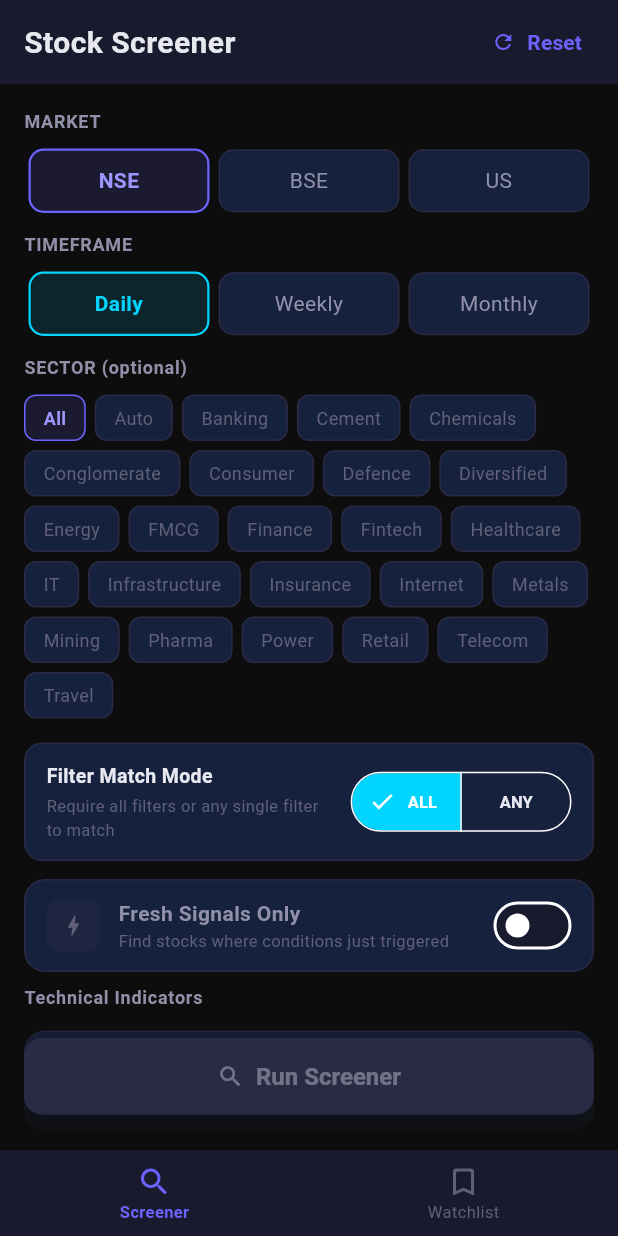
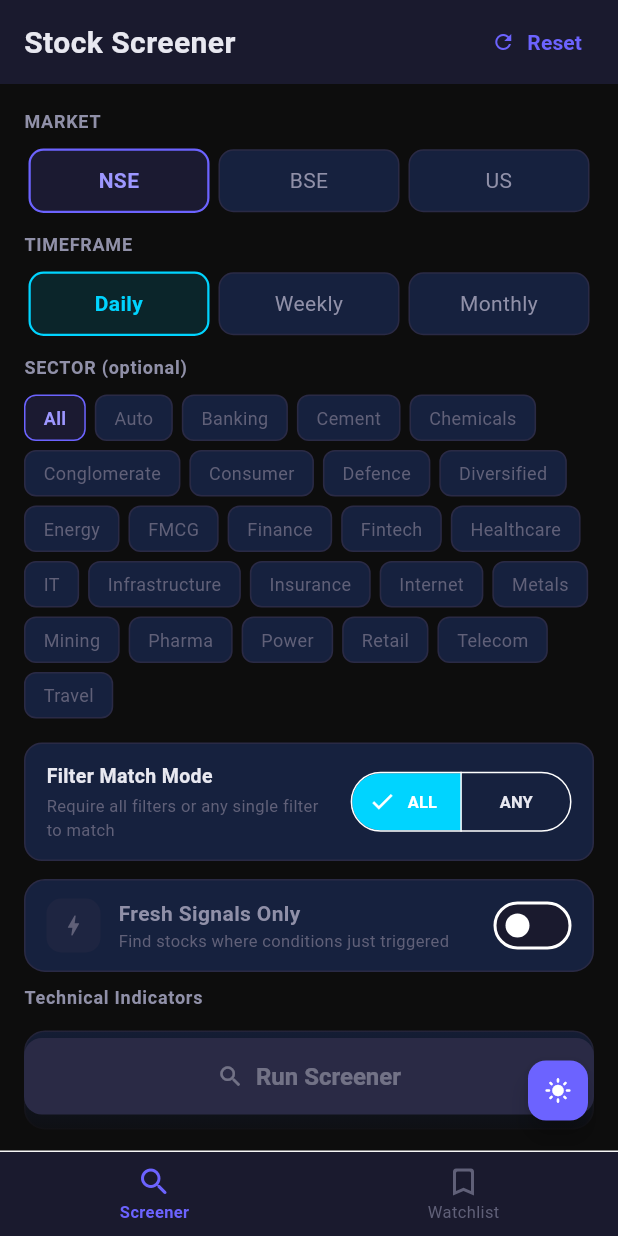
Before and after one commit to ketanparikh/stockX, a Flutter app: the screen it shows after launch, on a phone screen of 412 x 824 dp. Run offline on Flutter 3.47's test engine with Material 3 defaults, Android fonts, the phone set to English and light mode, and no system bars; our stand-ins replace dio, flutter_riverpod, go_router, shared_preferences.

Commit message:
feat: add light/dark theme toggle with persistence
Made-with: Cursor

```diff
--- a/lib/app.dart
+++ b/lib/app.dart
@@ -1,6 +1,8 @@
 import 'package:flutter/material.dart';
+import 'package:flutter_riverpod/flutter_riverpod.dart';
 import 'package:go_router/go_router.dart';
 import 'models/screener_result.dart';
+import 'providers/theme_provider.dart';
 import 'screens/home_screen.dart';
 import 'screens/results_screen.dart';
 import 'screens/stock_detail_screen.dart';
@@ -38,15 +40,18 @@ final _router = GoRouter(
   ],
 );
 
-class StockXApp extends StatelessWidget {
+class StockXApp extends ConsumerWidget {
   const StockXApp({super.key});
 
   @override
-  Widget build(BuildContext context) {
+  Widget build(BuildContext context, WidgetRef ref) {
+    final themeMode = ref.watch(themeModeProvider);
     return MaterialApp.router(
       title: 'StockX Screener',
       debugShowCheckedModeBanner: false,
-      theme: AppTheme.dark,
+      theme: AppTheme.light,
+      darkTheme: AppTheme.dark,
+      themeMode: themeMode,
       routerConfig: _router,
     );
   }
--- /dev/null
+++ b/lib/providers/theme_provider.dart
@@ -0,0 +1,31 @@
+import 'package:flutter/material.dart';
+import 'package:flutter_riverpod/flutter_riverpod.dart';
+import 'package:shared_preferences/shared_preferences.dart';
+
+class ThemeModeNotifier extends StateNotifier<ThemeMode> {
+  static const _key = 'theme_mode';
+
+  ThemeModeNotifier() : super(ThemeMode.dark) {
+    _load();
+  }
+
+  Future<void> _load() async {
+    final prefs = await SharedPreferences.getInstance();
+    final saved = prefs.getString(_key);
+    if (saved == 'light') state = ThemeMode.light;
+    if (saved == 'dark')  state = ThemeMode.dark;
+  }
+
+  Future<void> toggle() async {
+    state = state == ThemeMode.dark ? ThemeMode.light : ThemeMode.dark;
+    final prefs = await SharedPreferences.getInstance();
+    await prefs.setString(_key, state == ThemeMode.dark ? 'dark' : 'light');
+  }
+
+  bool get isDark => state == ThemeMode.dark;
+}
+
+final themeModeProvider =
+    StateNotifierProvider<ThemeModeNotifier, ThemeMode>(
+  (ref) => ThemeModeNotifier(),
+);
--- a/lib/screens/home_screen.dart
+++ b/lib/screens/home_screen.dart
@@ -1,6 +1,6 @@
 import 'package:flutter/material.dart';
 import 'package:flutter_riverpod/flutter_riverpod.dart';
-import '../theme/app_colors.dart';
+import '../providers/theme_provider.dart';
 import 'screener_screen.dart';
 import 'watchlist_screen.dart';
 
@@ -21,23 +21,30 @@ class _HomeScreenState extends ConsumerState<HomeScreen> {
 
   @override
   Widget build(BuildContext context) {
+    final isDark = ref.watch(themeModeProvider.notifier).isDark;
+    final scheme = Theme.of(context).colorScheme;
+    final surfaceColor = Theme.of(context).appBarTheme.backgroundColor ??
+        Theme.of(context).colorScheme.surface;
+
     return Scaffold(
       body: IndexedStack(
         index: _currentIndex,
         children: _screens,
       ),
       bottomNavigationBar: Container(
-        decoration: const BoxDecoration(
+        decoration: BoxDecoration(
           border: Border(
-            top: BorderSide(color: AppColors.divider),
+            top: BorderSide(
+              color: Theme.of(context).dividerColor,
+            ),
           ),
         ),
         child: BottomNavigationBar(
           currentIndex: _currentIndex,
           onTap: (i) => setState(() => _currentIndex = i),
-          backgroundColor: AppColors.surface,
-          selectedItemColor: AppColors.primary,
-          unselectedItemColor: AppColors.textMuted,
+          backgroundColor: surfaceColor,
+          selectedItemColor: scheme.primary,
+          unselectedItemColor: Theme.of(context).textTheme.bodySmall?.color,
           selectedLabelStyle: const TextStyle(
             fontSize: 11,
             fontWeight: FontWeight.w600,
@@ -58,6 +65,17 @@ class _HomeScreenState extends ConsumerState<HomeScreen> {
           ],
         ),
       ),
+      // Floating theme toggle button — bottom-right corner
+      floatingActionButton: FloatingActionButton.small(
+        onPressed: () => ref.read(themeModeProvider.notifier).toggle(),
+        backgroundColor: scheme.primary,
+        foregroundColor: Colors.white,
+        tooltip: isDark ? 'Switch to Light Mode' : 'Switch to Dark Mode',
+        child: Icon(
+          isDark ? Icons.light_mode_rounded : Icons.dark_mode_rounded,
+          size: 18,
+        ),
+      ),
     );
   }
 }
--- a/lib/theme/app_theme.dart
+++ b/lib/theme/app_theme.dart
@@ -2,108 +2,191 @@ import 'package:flutter/material.dart';
 import 'app_colors.dart';
 
 class AppTheme {
-  static ThemeData get dark {
+  // ── Dark ──────────────────────────────────────────────────────────────────
+
+  static ThemeData get dark => _build(Brightness.dark, _darkScheme, _darkSurfaces);
+
+  static const _darkScheme = ColorScheme.dark(
+    primary: AppColors.primary,
+    secondary: AppColors.accent,
+    surface: AppColors.surface,
+    error: AppColors.bearish,
+    onPrimary: Colors.white,
+    onSecondary: Colors.white,
+    onSurface: AppColors.textPrimary,
+  );
+
+  static const _darkSurfaces = _SurfaceTokens(
+    scaffold: AppColors.background,
+    appBar: AppColors.surface,
+    card: AppColors.card,
+    surfaceVariant: AppColors.surfaceVariant,
+    border: AppColors.border,
+    divider: AppColors.divider,
+    textPrimary: AppColors.textPrimary,
+    textSecondary: AppColors.textSecondary,
+    textMuted: AppColors.textMuted,
+    fillColor: AppColors.surfaceVariant,
+    sliderInactive: AppColors.border,
+  );
+
+  // ── Light ─────────────────────────────────────────────────────────────────
+
+  static ThemeData get light => _build(Brightness.light, _lightScheme, _lightSurfaces);
+
+  static const _lightScheme = ColorScheme.light(
+    primary: Color(0xFF5B52E0),       // slightly deeper purple for contrast on white
+    secondary: Color(0xFF0099BB),
+    surface: Color(0xFFFFFFFF),
+    error: AppColors.bearish,
+    onPrimary: Colors.white,
+    onSecondary: Colors.white,
+    onSurface: Color(0xFF111128),
+  );
+
+  static const _lightSurfaces = _SurfaceTokens(
+    scaffold: Color(0xFFF4F4FB),
+    appBar: Color(0xFFFFFFFF),
+    card: Color(0xFFFFFFFF),
+    surfaceVariant: Color(0xFFF0F0F8),
+    border: Color(0xFFDDDDEE),
+    divider: Color(0xFFEAEAF5),
+    textPrimary: Color(0xFF111128),
+    textSecondary: Color(0xFF44445A),
+    textMuted: Color(0xFF8888A0),
+    fillColor: Color(0xFFF0F0F8),
+    sliderInactive: Color(0xFFCCCCDD),
+  );
+
+  // ── Builder ───────────────────────────────────────────────────────────────
+
+  static ThemeData _build(
+    Brightness brightness,
+    ColorScheme scheme,
+    _SurfaceTokens t,
+  ) {
     return ThemeData(
       useMaterial3: true,
-      brightness: Brightness.dark,
-      colorScheme: const ColorScheme.dark(
-        primary: AppColors.primary,
-        secondary: AppColors.accent,
-        surface: AppColors.surface,
-        error: AppColors.bearish,
-        onPrimary: Colors.white,
-        onSecondary: Colors.white,
-        onSurface: AppColors.textPrimary,
-      ),
-      scaffoldBackgroundColor: AppColors.background,
-      appBarTheme: const AppBarTheme(
-        backgroundColor: AppColors.surface,
-        foregroundColor: AppColors.textPrimary,
+      brightness: brightness,
+      colorScheme: scheme,
+      scaffoldBackgroundColor: t.scaffold,
+      appBarTheme: AppBarTheme(
+        backgroundColor: t.appBar,
+        foregroundColor: t.textPrimary,
         elevation: 0,
         centerTitle: false,
         titleTextStyle: TextStyle(
-          color: AppColors.textPrimary,
+          color: t.textPrimary,
           fontSize: 20,
           fontWeight: FontWeight.w700,
           letterSpacing: 0.3,
         ),
+        surfaceTintColor: Colors.transparent,
       ),
       cardTheme: CardThemeData(
-        color: AppColors.card,
+        color: t.card,
         elevation: 0,
         shape: RoundedRectangleBorder(
           borderRadius: BorderRadius.circular(16),
-          side: const BorderSide(color: AppColors.border, width: 1),
+          side: BorderSide(color: t.border),
         ),
         margin: EdgeInsets.zero,
       ),
       chipTheme: ChipThemeData(
-        backgroundColor: AppColors.surfaceVariant,
-        selectedColor: AppColors.primary.withOpacity(0.25),
-        labelStyle: const TextStyle(color: AppColors.textSecondary, fontSize: 12),
-        secondaryLabelStyle: const TextStyle(color: AppColors.primaryLight, fontSize: 12),
+        backgroundColor: t.surfaceVariant,
+        selectedColor: scheme.primary.withOpacity(0.15),
+        labelStyle: TextStyle(color: t.textSecondary, fontSize: 12),
+        secondaryLabelStyle: TextStyle(color: scheme.primary, fontSize: 12),
         shape: RoundedRectangleBorder(
           borderRadius: BorderRadius.circular(8),
-          side: const BorderSide(color: AppColors.border),
+          side: BorderSide(color: t.border),
         ),
         padding: const EdgeInsets.symmetric(horizontal: 8, vertical: 4),
       ),
-      dividerTheme: const DividerThemeData(
-        color: AppColors.divider,
-        thickness: 1,
-      ),
+      dividerTheme: DividerThemeData(color: t.divider, thickness: 1),
       inputDecorationTheme: InputDecorationTheme(
         filled: true,
-        fillColor: AppColors.surfaceVariant,
-        hintStyle: const TextStyle(color: AppColors.textMuted),
-        labelStyle: const TextStyle(color: AppColors.textSecondary),
+        fillColor: t.fillColor,
+        hintStyle: TextStyle(color: t.textMuted),
+        labelStyle: TextStyle(color: t.textSecondary),
         border: OutlineInputBorder(
           borderRadius: BorderRadius.circular(12),
-          borderSide: const BorderSide(color: AppColors.border),
+          borderSide: BorderSide(color: t.border),
         ),
         enabledBorder: OutlineInputBorder(
           borderRadius: BorderRadius.circular(12),
-          borderSide: const BorderSide(color: AppColors.border),
+          borderSide: BorderSide(color: t.border),
         ),
         focusedBorder: OutlineInputBorder(
           borderRadius: BorderRadius.circular(12),
-          borderSide: const BorderSide(color: AppColors.primary, width: 1.5),
+          borderSide: BorderSide(color: scheme.primary, width: 1.5),
         ),
         contentPadding: const EdgeInsets.symmetric(horizontal: 16, vertical: 14),
       ),
       elevatedButtonTheme: ElevatedButtonThemeData(
         style: ElevatedButton.styleFrom(
-          backgroundColor: AppColors.primary,
+          backgroundColor: scheme.primary,
           foregroundColor: Colors.white,
           elevation: 0,
           shape: RoundedRectangleBorder(borderRadius: BorderRadius.circular(12)),
           padding: const EdgeInsets.symmetric(horizontal: 24, vertical: 14),
           textStyle: const TextStyle(fontSize: 15, fontWeight: FontWeight.w600),
+          disabledBackgroundColor: t.border,
         ),
       ),
       textButtonTheme: TextButtonThemeData(
         style: TextButton.styleFrom(
-          foregroundColor: AppColors.primary,
+          foregroundColor: scheme.primary,
           shape: RoundedRectangleBorder(borderRadius: BorderRadius.circular(8)),
         ),
       ),
-      sliderTheme: const SliderThemeData(
-        activeTrackColor: AppColors.primary,
-        thumbColor: AppColors.primary,
-        inactiveTrackColor: AppColors.border,
-        overlayColor: Color(0x206C63FF),
+      sliderTheme: SliderThemeData(
+        activeTrackColor: scheme.primary,
+        thumbColor: scheme.primary,
+        inactiveTrackColor: t.sliderInactive,
+        overlayColor: scheme.primary.withOpacity(0.12),
+        trackHeight: 3,
       ),
-      textTheme: const TextTheme(
-        displayLarge: TextStyle(color: AppColors.textPrimary, fontWeight: FontWeight.w800),
-        displayMedium: TextStyle(color: AppColors.textPrimary, fontWeight: FontWeight.w700),
-        titleLarge: TextStyle(color: AppColors.textPrimary, fontWeight: FontWeight.w700, fontSize: 18),
-        titleMedium: TextStyle(color: AppColors.textPrimary, fontWeight: FontWeight.w600, fontSize: 16),
-        titleSmall: TextStyle(color: AppColors.textSecondary, fontWeight: FontWeight.w500, fontSize: 13),
-        bodyLarge: TextStyle(color: AppColors.textPrimary, fontSize: 15),
-        bodyMedium: TextStyle(color: AppColors.textSecondary, fontSize: 13),
-        bodySmall: TextStyle(color: AppColors.textMuted, fontSize: 11),
-        labelLarge: TextStyle(color: AppColors.textPrimary, fontSize: 14, fontWeight: FontWeight.w600),
+      textTheme: TextTheme(
+        displayLarge:  TextStyle(color: t.textPrimary,   fontWeight: FontWeight.w800),
+        displayMedium: TextStyle(color: t.textPrimary,   fontWeight: FontWeight.w700),
+        titleLarge:    TextStyle(color: t.textPrimary,   fontWeight: FontWeight.w700, fontSize: 18),
+        titleMedium:   TextStyle(color: t.textPrimary,   fontWeight: FontWeight.w600, fontSize: 16),
+        titleSmall:    TextStyle(color: t.textSecondary, fontWeight: FontWeight.w500, fontSize: 13),
+        bodyLarge:     TextStyle(color: t.textPrimary,   fontSize: 15),
+        bodyMedium:    TextStyle(color: t.textSecondary, fontSize: 13),
+        bodySmall:     TextStyle(color: t.textMuted,     fontSize: 11),
+        labelLarge:    TextStyle(color: t.textPrimary,   fontSize: 14, fontWeight: FontWeight.w600),
       ),
     );
   }
 }
+
+/// Internal token bag to avoid duplicating the builder for dark vs light.
+class _SurfaceTokens {
+  final Color scaffold;
+  final Color appBar;
+  final Color card;
+  final Color surfaceVariant;
+  final Color border;
+  final Color divider;
+  final Color textPrimary;
+  final Color textSecondary;
+  final Color textMuted;
+  final Color fillColor;
+  final Color sliderInactive;
+
+  const _SurfaceTokens({
+    required this.scaffold,
+    required this.appBar,
+    required this.card,
+    required this.surfaceVariant,
+    required this.border,
+    required this.divider,
+    required this.textPrimary,
+    required this.textSecondary,
+    required this.textMuted,
+    required this.fillColor,
+    required this.sliderInactive,
+  });
+}
```
